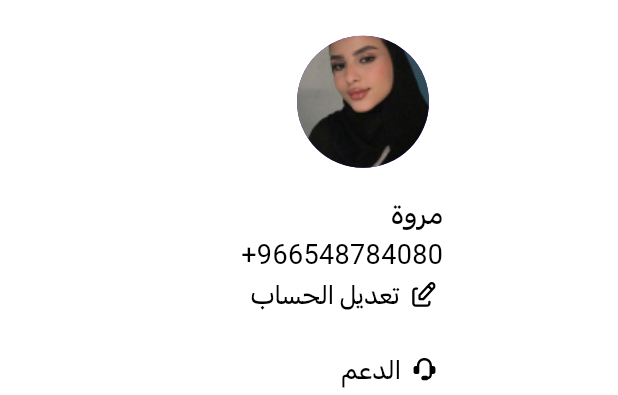
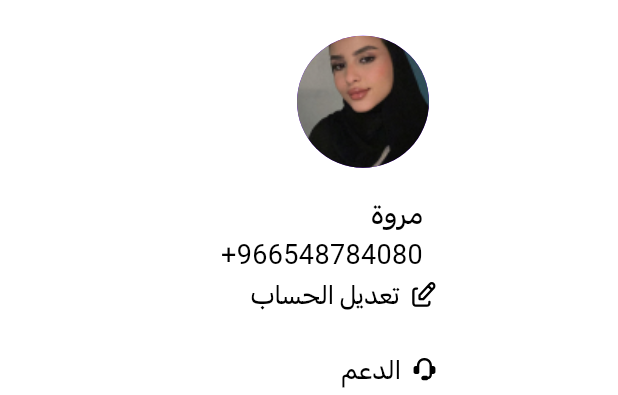
Before and after one commit to AliArafat4/murny, a Flutter app: the CustomDrawer widget shown alone on an empty page, opened directly, on a phone screen of 412 x 824 dp. Shown: the top 395 px of the screen. Run offline on Flutter 3.47's test engine with Material 3 defaults, Android fonts, the phone set to English and light mode, and no system bars; our stand-ins replace avatar_glow, bloc, chat_bubbles, flutter_bloc, flutter_credit_card, flutter_dash and 12 more; missing offline and left inert: flutter_config, flutter_google_maps_webservices; accounts and stored records are empty; generated files the repository leaves out were written again; network calls fail.

Commit message:
edit drawer in english

```diff
--- a/lib/screens/home/home_screen.dart
+++ b/lib/screens/home/home_screen.dart
@@ -124,13 +124,19 @@ class CustomDrawer extends StatelessWidget {
     String currentLanguage = myLocale.languageCode;
 
     return Drawer(
-      shape: const RoundedRectangleBorder(
-          borderRadius: BorderRadius.only(
-              topLeft: Radius.circular(80), bottomLeft: Radius.circular(80))),
+      shape: RoundedRectangleBorder(
+          borderRadius: currentLanguage == 'ar'
+              ? BorderRadius.only(
+                  topLeft: Radius.circular(80), bottomLeft: Radius.circular(80))
+              : BorderRadius.only(
+                  topRight: Radius.circular(80),
+                  bottomRight: Radius.circular(80))),
       child: ListView(
         children: [
           Padding(
-            padding: EdgeInsets.only(top: 20.sp, left: 180),
+            padding: currentLanguage == 'ar'
+                ? EdgeInsets.only(top: 20.sp, left: 180)
+                : EdgeInsets.only(top: 20.sp, right: 180),
             child: const CircleAvatar(
               radius: 44,
               foregroundImage: AssetImage("assets/images/personalImage.png"),
@@ -141,18 +147,28 @@ class CustomDrawer extends StatelessWidget {
           ),
           Padding(
             padding: EdgeInsets.only(right: 12.sp),
-            child: const Text(
-              'مروة',
-              style: TextStyle(fontSize: 20, fontWeight: FontWeight.w400),
+            child: Padding(
+              padding: currentLanguage == 'ar'
+                  ? EdgeInsets.only(right: 15.sp)
+                  : EdgeInsets.only(left: 15.sp),
+              child: const Text(
+                'مروة',
+                style: TextStyle(fontSize: 20, fontWeight: FontWeight.w400),
+              ),
             ),
           ),
           Padding(
             padding: EdgeInsets.only(right: 12.sp),
-            child: const Row(
+            child: Row(
               children: [
-                Text(
-                  '966548784080+',
-                  style: TextStyle(fontWeight: FontWeight.w400, fontSize: 18),
+                Padding(
+                  padding: currentLanguage == 'ar'
+                      ? EdgeInsets.only(right: 15.sp)
+                      : EdgeInsets.only(left: 15.sp),
+                  child: Text(
+                    '966548784080+',
+                    style: TextStyle(fontWeight: FontWeight.w400, fontSize: 18),
+                  ),
                 )
               ],
             ),
```
